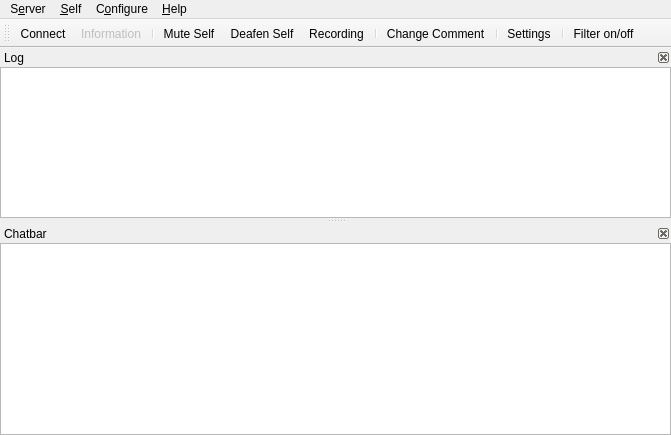
mumble-voip/mumble, file src/mumble/MainWindow.ui: the form before one commit.
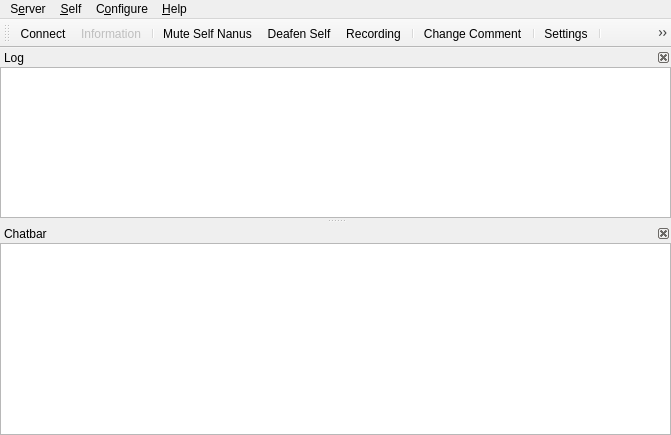
The form after the commit. Icons and pictures are not drawn. Custom widgets are drawn as their Qt base class.

```diff
--- a/src/mumble/MainWindow.ui
+++ b/src/mumble/MainWindow.ui
@@ -455,7 +455,7 @@
      <activeon>skin:actions/audio-input-microphone-muted.svg</activeon>skin:actions/audio-input-microphone.svg</iconset>
    </property>
    <property name="text">
-    <string>&amp;Mute Self</string>
+    <string>&amp;Mute Self Nanus</string>
    </property>
    <property name="toolTip">
     <string>Mute yourself</string>
```
